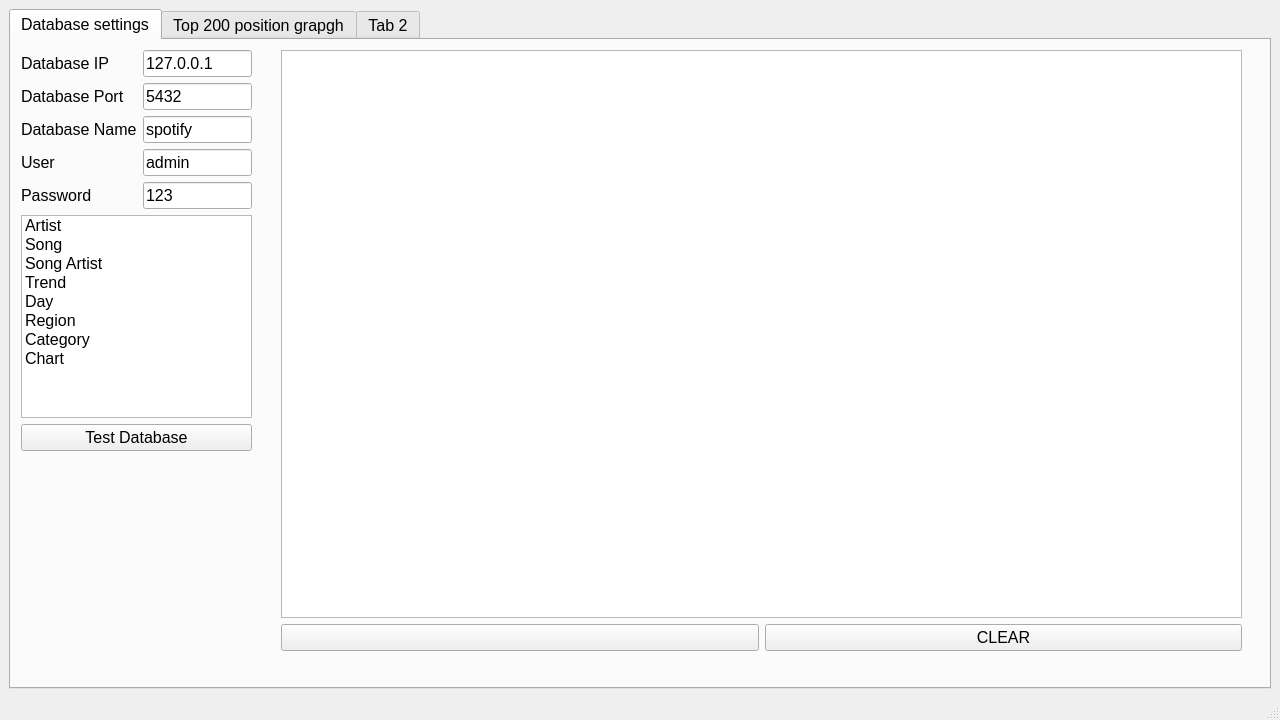
Above: uis/mainWindow.ui from JakubBurczyk/AD_SpotifyAnalyzer before the change. Below: the same form after it.
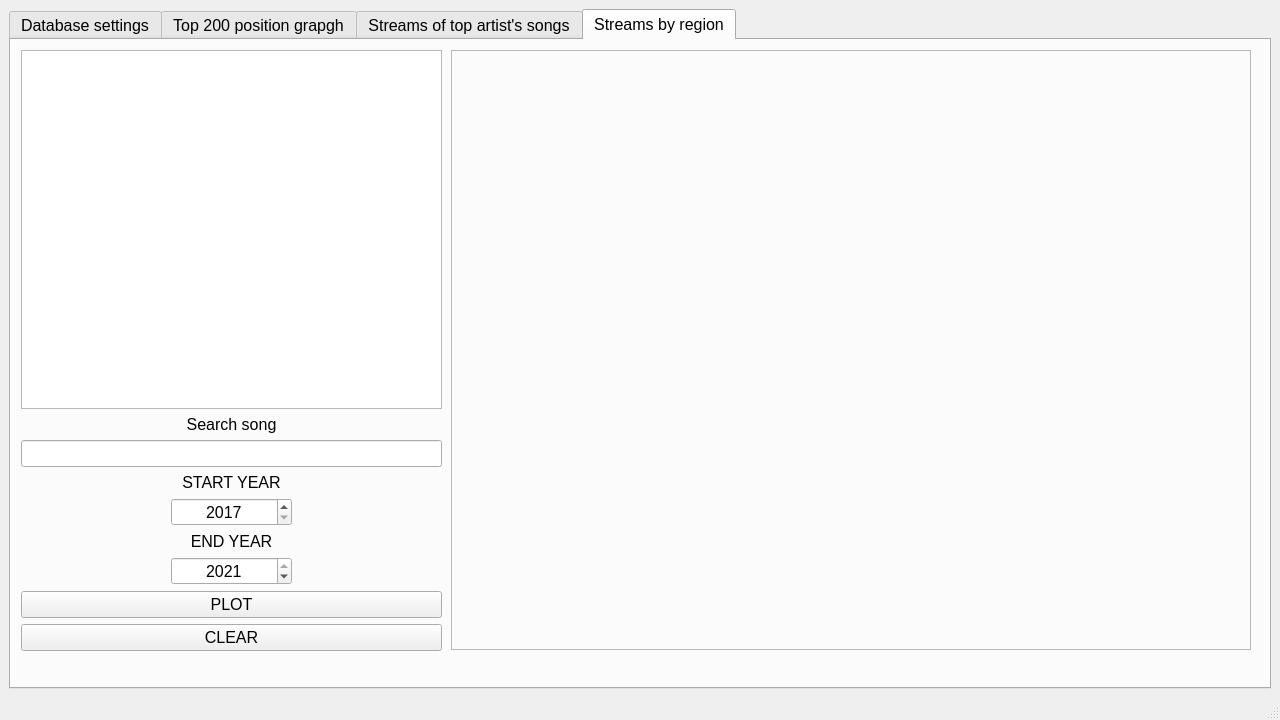
That is the form after the change. The open tabs and pages were chosen to show the change.

Patch:
```diff
--- a/uis/mainWindow.ui
+++ b/uis/mainWindow.ui
@@ -350,7 +350,7 @@
        <attribute name="title">
         <string>Top 200 position grapgh</string>
        </attribute>
-       <widget class="QFrame" name="plot">
+       <widget class="QFrame" name="plot_1">
         <property name="geometry">
          <rect>
           <x>450</x>
@@ -507,6 +507,9 @@
          </item>
          <item>
           <widget class="QSpinBox" name="spinBox_year_start">
+           <property name="alignment">
+            <set>Qt::AlignCenter</set>
+           </property>
            <property name="minimum">
             <number>2017</number>
            </property>
@@ -527,6 +530,9 @@
          </item>
          <item>
           <widget class="QSpinBox" name="spinBox_year_end">
+           <property name="alignment">
+            <set>Qt::AlignCenter</set>
+           </property>
            <property name="minimum">
             <number>2017</number>
            </property>
@@ -601,20 +607,384 @@
       </widget>
       <widget class="QWidget" name="tab_2">
        <attribute name="title">
-        <string>Tab 2</string>
+        <string>Streams of top artist's songs</string>
        </attribute>
-       <widget class="QPushButton" name="pushButton_2">
+       <widget class="QFrame" name="plot_2">
         <property name="geometry">
          <rect>
-          <x>230</x>
-          <y>140</y>
-          <width>111</width>
-          <height>41</height>
+          <x>450</x>
+          <y>10</y>
+          <width>800</width>
+          <height>600</height>
          </rect>
         </property>
-        <property name="text">
-         <string>PushButton</string>
+        <property name="minimumSize">
+         <size>
+          <width>800</width>
+          <height>600</height>
+         </size>
         </property>
+        <property name="frameShape">
+         <enum>QFrame::StyledPanel</enum>
+        </property>
+        <property name="frameShadow">
+         <enum>QFrame::Sunken</enum>
+        </property>
+        <layout class="QVBoxLayout" name="plot2"/>
+       </widget>
+       <widget class="QWidget" name="verticalLayoutWidget_6">
+        <property name="geometry">
+         <rect>
+          <x>10</x>
+          <y>10</y>
+          <width>421</width>
+          <height>601</height>
+         </rect>
+        </property>
+        <layout class="QVBoxLayout" name="verticalLayout_3">
+         <item>
+          <widget class="QListWidget" name="listWidget_artist_2">
+           <property name="font">
+            <font>
+             <family>Cascadia Mono</family>
+             <pointsize>8</pointsize>
+            </font>
+           </property>
+           <property name="editTriggers">
+            <set>QAbstractItemView::CurrentChanged|QAbstractItemView::DoubleClicked|QAbstractItemView::EditKeyPressed|QAbstractItemView::SelectedClicked</set>
+           </property>
+           <property name="alternatingRowColors">
+            <bool>true</bool>
+           </property>
+           <property name="isWrapping" stdset="0">
+            <bool>false</bool>
+           </property>
+           <property name="wordWrap">
+            <bool>false</bool>
+           </property>
+           <property name="selectionRectVisible">
+            <bool>false</bool>
+           </property>
+           <property name="currentRow">
+            <number>-1</number>
+           </property>
+           <property name="sortingEnabled">
+            <bool>true</bool>
+           </property>
+          </widget>
+         </item>
+         <item>
+          <widget class="QLabel" name="label_search_artist_2">
+           <property name="text">
+            <string>Search artist</string>
+           </property>
+           <property name="alignment">
+            <set>Qt::AlignCenter</set>
+           </property>
+          </widget>
+         </item>
+         <item>
+          <widget class="QLineEdit" name="lineEdit_search_artist_2"/>
+         </item>
+         <item>
+          <widget class="QLabel" name="label_number_of_songs_2">
+           <property name="text">
+            <string>Number of songs</string>
+           </property>
+           <property name="alignment">
+            <set>Qt::AlignCenter</set>
+           </property>
+          </widget>
+         </item>
+         <item>
+          <layout class="QHBoxLayout" name="horizontalLayout">
+           <item>
+            <spacer name="horizontalSpacer">
+             <property name="orientation">
+              <enum>Qt::Horizontal</enum>
+             </property>
+             <property name="sizeType">
+              <enum>QSizePolicy::Fixed</enum>
+             </property>
+             <property name="sizeHint" stdset="0">
+              <size>
+               <width>150</width>
+               <height>20</height>
+              </size>
+             </property>
+            </spacer>
+           </item>
+           <item>
+            <widget class="QSpinBox" name="spinBox_number_songs_2">
+             <property name="alignment">
+              <set>Qt::AlignCenter</set>
+             </property>
+             <property name="minimum">
+              <number>1</number>
+             </property>
+             <property name="maximum">
+              <number>100</number>
+             </property>
+             <property name="value">
+              <number>10</number>
+             </property>
+            </widget>
+           </item>
+           <item>
+            <spacer name="horizontalSpacer_2">
+             <property name="orientation">
+              <enum>Qt::Horizontal</enum>
+             </property>
+             <property name="sizeType">
+              <enum>QSizePolicy::Fixed</enum>
+             </property>
+             <property name="sizeHint" stdset="0">
+              <size>
+               <width>150</width>
+               <height>20</height>
+              </size>
+             </property>
+            </spacer>
+           </item>
+          </layout>
+         </item>
+         <item>
+          <widget class="QPushButton" name="pushButton_plot_2">
+           <property name="text">
+            <string>PLOT</string>
+           </property>
+          </widget>
+         </item>
+         <item>
+          <widget class="QPushButton" name="pushButton_plot_clear_2">
+           <property name="text">
+            <string>CLEAR</string>
+           </property>
+          </widget>
+         </item>
+        </layout>
+       </widget>
+      </widget>
+      <widget class="QWidget" name="tab_3">
+       <attribute name="title">
+        <string>Streams by region</string>
+       </attribute>
+       <widget class="QFrame" name="plot_3">
+        <property name="geometry">
+         <rect>
+          <x>440</x>
+          <y>10</y>
+          <width>800</width>
+          <height>600</height>
+         </rect>
+        </property>
+        <property name="minimumSize">
+         <size>
+          <width>800</width>
+          <height>600</height>
+         </size>
+        </property>
+        <property name="frameShape">
+         <enum>QFrame::StyledPanel</enum>
+        </property>
+        <property name="frameShadow">
+         <enum>QFrame::Sunken</enum>
+        </property>
+        <layout class="QVBoxLayout" name="plot3"/>
+       </widget>
+       <widget class="QWidget" name="verticalLayoutWidget_7">
+        <property name="geometry">
+         <rect>
+          <x>10</x>
+          <y>10</y>
+          <width>421</width>
+          <height>601</height>
+         </rect>
+        </property>
+        <layout class="QVBoxLayout" name="verticalLayout_7">
+         <item>
+          <widget class="QListWidget" name="listWidget_song_5">
+           <property name="font">
+            <font>
+             <family>Cascadia Mono</family>
+             <pointsize>8</pointsize>
+            </font>
+           </property>
+           <property name="editTriggers">
+            <set>QAbstractItemView::CurrentChanged|QAbstractItemView::DoubleClicked|QAbstractItemView::EditKeyPressed|QAbstractItemView::SelectedClicked</set>
+           </property>
+           <property name="alternatingRowColors">
+            <bool>true</bool>
+           </property>
+           <property name="isWrapping" stdset="0">
+            <bool>false</bool>
+           </property>
+           <property name="wordWrap">
+            <bool>false</bool>
+           </property>
+           <property name="selectionRectVisible">
+            <bool>false</bool>
+           </property>
+           <property name="currentRow">
+            <number>-1</number>
+           </property>
+           <property name="sortingEnabled">
+            <bool>true</bool>
+           </property>
+          </widget>
+         </item>
+         <item>
+          <widget class="QLabel" name="label_search_song_5">
+           <property name="text">
+            <string>Search song</string>
+           </property>
+           <property name="alignment">
+            <set>Qt::AlignCenter</set>
+           </property>
+          </widget>
+         </item>
+         <item>
+          <widget class="QLineEdit" name="lineEdit_search_song_5"/>
+         </item>
+         <item>
+          <widget class="QLabel" name="label_6">
+           <property name="text">
+            <string>START YEAR</string>
+           </property>
+           <property name="alignment">
+            <set>Qt::AlignCenter</set>
+           </property>
+          </widget>
+         </item>
+         <item>
+          <layout class="QHBoxLayout" name="horizontalLayout_3">
+           <item>
+            <spacer name="horizontalSpacer_5">
+             <property name="orientation">
+              <enum>Qt::Horizontal</enum>
+             </property>
+             <property name="sizeType">
+              <enum>QSizePolicy::Fixed</enum>
+             </property>
+             <property name="sizeHint" stdset="0">
+              <size>
+               <width>150</width>
+               <height>20</height>
+              </size>
+             </property>
+            </spacer>
+           </item>
+           <item>
+            <widget class="QSpinBox" name="spinBox_year_start_3">
+             <property name="alignment">
+              <set>Qt::AlignCenter</set>
+             </property>
+             <property name="minimum">
+              <number>2017</number>
+             </property>
+             <property name="maximum">
+              <number>2021</number>
+             </property>
+             <property name="value">
+              <number>2017</number>
+             </property>
+            </widget>
+           </item>
+           <item>
+            <spacer name="horizontalSpacer_6">
+             <property name="orientation">
+              <enum>Qt::Horizontal</enum>
+             </property>
+             <property name="sizeType">
+              <enum>QSizePolicy::Fixed</enum>
+             </property>
+             <property name="sizeHint" stdset="0">
+              <size>
+               <width>150</width>
+               <height>20</height>
+              </size>
+             </property>
+            </spacer>
+           </item>
+          </layout>
+         </item>
+         <item>
+          <widget class="QLabel" name="label_5">
+           <property name="text">
+            <string>END YEAR</string>
+           </property>
+           <property name="alignment">
+            <set>Qt::AlignCenter</set>
+           </property>
+          </widget>
+         </item>
+         <item>
+          <layout class="QHBoxLayout" name="horizontalLayout_4">
+           <item>
+            <spacer name="horizontalSpacer_7">
+             <property name="orientation">
+              <enum>Qt::Horizontal</enum>
+             </property>
+             <property name="sizeType">
+              <enum>QSizePolicy::Fixed</enum>
+             </property>
+             <property name="sizeHint" stdset="0">
+              <size>
+               <width>150</width>
+               <height>20</height>
+              </size>
+             </property>
+            </spacer>
+           </item>
+           <item>
+            <widget class="QSpinBox" name="spinBox_year_end_3">
+             <property name="alignment">
+              <set>Qt::AlignCenter</set>
+             </property>
+             <property name="minimum">
+              <number>2017</number>
+             </property>
+             <property name="maximum">
+              <number>2021</number>
+             </property>
+             <property name="value">
+              <number>2021</number>
+             </property>
+            </widget>
+           </item>
+           <item>
+            <spacer name="horizontalSpacer_8">
+             <property name="orientation">
+              <enum>Qt::Horizontal</enum>
+             </property>
+             <property name="sizeType">
+              <enum>QSizePolicy::Fixed</enum>
+             </property>
+             <property name="sizeHint" stdset="0">
+              <size>
+               <width>150</width>
+               <height>20</height>
+              </size>
+             </property>
+            </spacer>
+           </item>
+          </layout>
+         </item>
+         <item>
+          <widget class="QPushButton" name="pushButton_plot_5">
+           <property name="text">
+            <string>PLOT</string>
+           </property>
+          </widget>
+         </item>
+         <item>
+          <widget class="QPushButton" name="pushButton_plot_clear_5">
+           <property name="text">
+            <string>CLEAR</string>
+           </property>
+          </widget>
+         </item>
+        </layout>
        </widget>
       </widget>
      </widget>
```
Left out of the diff: 1 changed line with no effect on the pictures.
